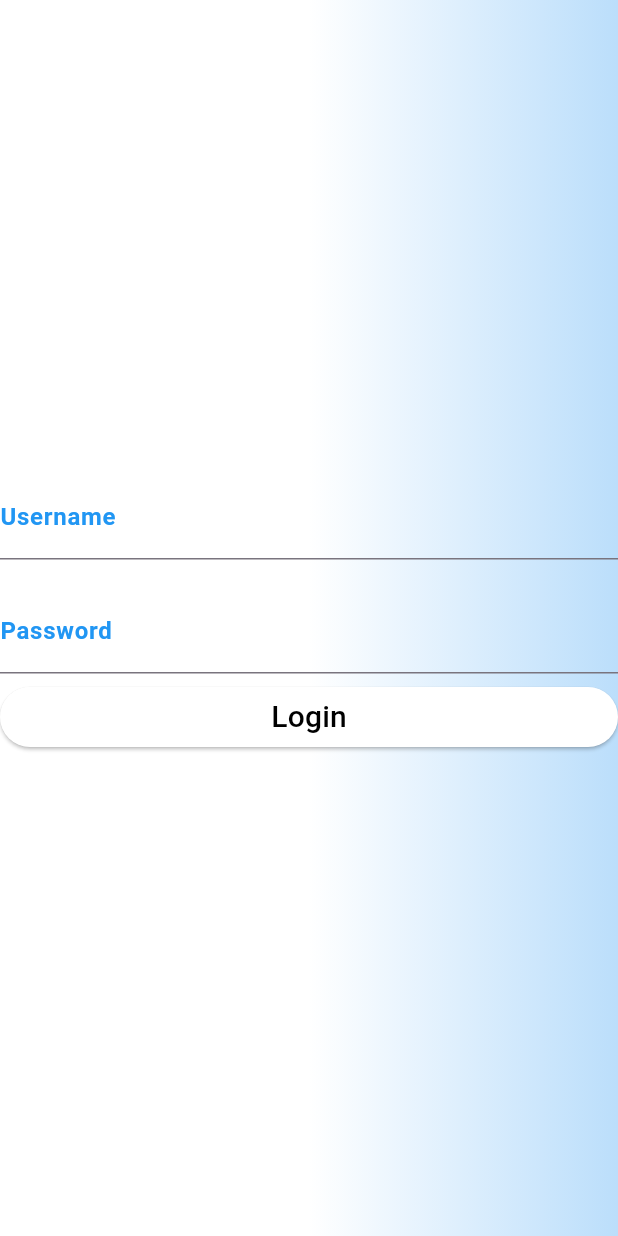
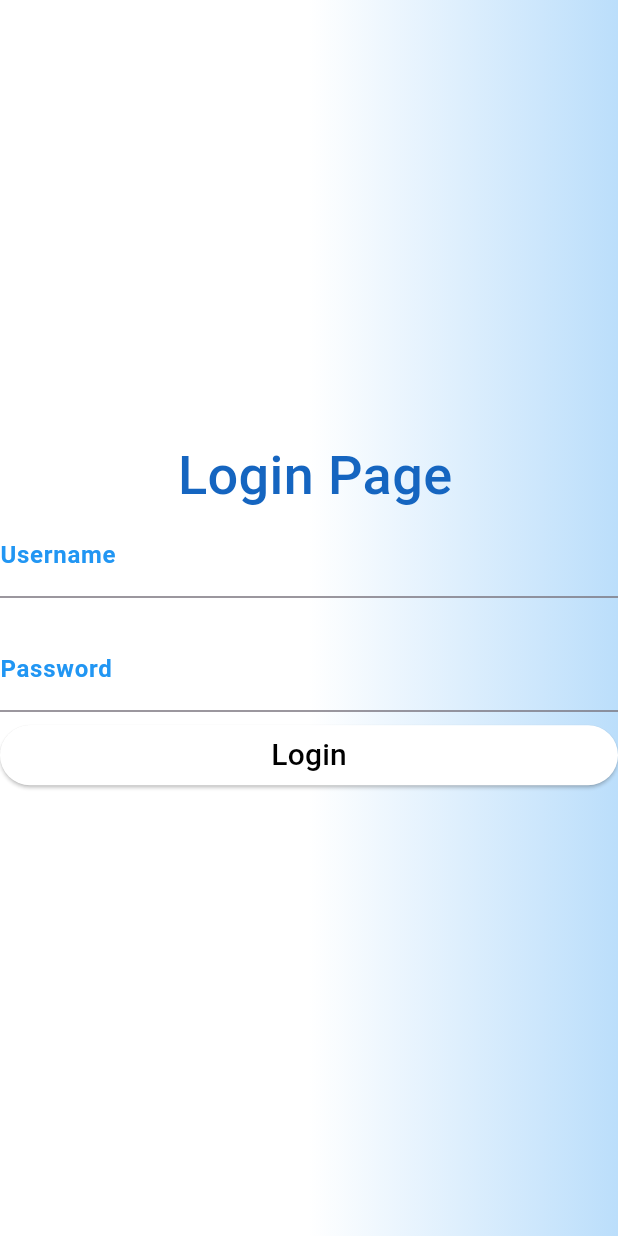
Before and after one commit to supphawit072/testLogin, a Flutter app: the screen it shows after launch, on a phone screen of 412 x 824 dp. Run offline on Flutter 3.47's test engine with Material 3 defaults, Android fonts, the phone set to English and light mode, and no system bars.

Commit message:
first commit

```diff
--- a/lib/Login.dart
+++ b/lib/Login.dart
@@ -21,10 +21,34 @@ class _LogpageState extends State<Logpage> {
                     colors: [Colors.white, Colors.blue.shade100])),
             child: Column(
               mainAxisAlignment: MainAxisAlignment.center,
-              children: [_Loginform(), _Buttonlog(context)],
+              children: [_textWelcome(), _Loginform(), _Buttonlog(context)],
             ),
           ),
         ),
+      ),
+    );
+  }
+
+  Widget _textWelcome() {
+    return Center(
+      child: Row(
+        mainAxisAlignment: MainAxisAlignment.center,
+        children: [
+          Container(
+            decoration: BoxDecoration(
+              shape: BoxShape.circle,
+            ),
+          ),
+          SizedBox(width: 8),
+          Text(
+            "Login Page",
+            style: TextStyle(
+              fontSize: 36,
+              color: Colors.blue.shade800,
+              fontWeight: FontWeight.w500,
+            ),
+          ),
+        ],
       ),
     );
   }
```
